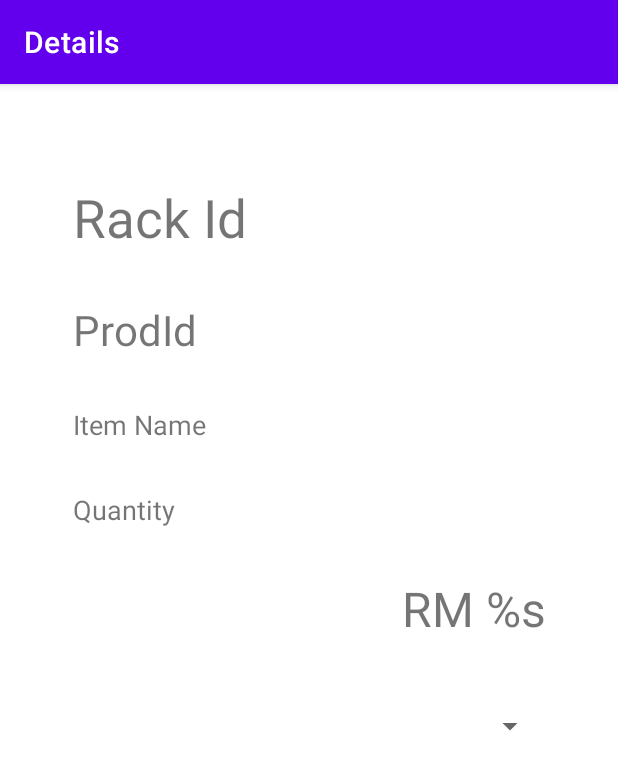
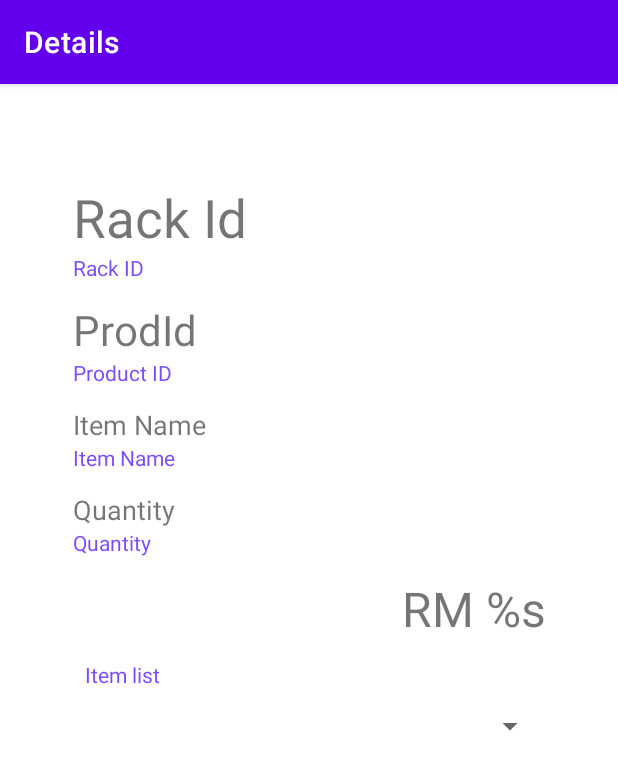
Before and after one commit to MingYeu/Mobile-Assignment, an Android app: the RetriveProdActivity screen opened directly, with no data from a screen before it, on a phone screen of 412 x 824 dp. Shown: the top 770 px of the screen. Run offline under Robolectric (Android 15) with nearby library versions, the phone set to English and light mode, and no system bars; our stand-ins replace Firebase (no records; nobody signed in at launch, a user with empty details on screens opened directly); 2 statements that could not run were skipped.

Commit message:
Jy - search spinner bugs fixed , retrive product activty and search product activity layout improved. Version 7

```diff
--- a/app/src/main/java/com/example/warehouse/RetriveProdActivity.kt
+++ b/app/src/main/java/com/example/warehouse/RetriveProdActivity.kt
@@ -43,7 +43,7 @@ class RetriveProdActivity : AppCompatActivity() {
                     var quantity = c.child("quantity").getValue().toString().toInt()
                     var rack = c.child("rack").getValue().toString()
                     var id = c.child("stockId").getValue().toString()
-                   items.add(categoryItem(itemName,itemPrice,quantity,rack,id))
+                    items.add(categoryItem(itemName,itemPrice,quantity,rack,id))
                     showName.add(id)
                 }
 
@@ -71,7 +71,7 @@ class RetriveProdActivity : AppCompatActivity() {
                 prod_Name.setText(currentItem.itemName)
                 rack_Id.setText(currentItem.rack)
                 prodQty.setText(currentItem.quantity.toString())
-                prod_Price.setText(currentItem.price.toString())
+                prod_Price.setText("RM %.2f".format(currentItem.price))
             }
 
             override fun onNothingSelected(parent: AdapterView<*>?) {
--- a/app/src/main/java/com/example/warehouse/SearchFragment.kt
+++ b/app/src/main/java/com/example/warehouse/SearchFragment.kt
@@ -90,7 +90,7 @@ class SearchFragment : Fragment(), AdapterView.OnItemSelectedListener {
 
                 var getData = object : ValueEventListener {
                     override fun onDataChange(snapshot: DataSnapshot) {
-
+                        category.clear()
                         for (c in snapshot.children) {
 
                             var categoryName = c.key.toString()
@@ -146,7 +146,7 @@ class SearchFragment : Fragment(), AdapterView.OnItemSelectedListener {
 
                 var getData = object : ValueEventListener {
                     override fun onDataChange(snapshot: DataSnapshot) {
-
+                       // srcItems.clear()
                         for (c in snapshot.children) {
 
                             var itemName = c.child("name").getValue().toString()
--- a/app/src/main/java/com/example/warehouse/SearchProdActivity.kt
+++ b/app/src/main/java/com/example/warehouse/SearchProdActivity.kt
@@ -5,6 +5,7 @@ import android.os.Bundle
 import android.widget.TextClock
 import android.widget.TextView
 import org.w3c.dom.Text
+import java.text.DecimalFormat
 
 class SearchProdActivity : AppCompatActivity() {
     override fun onCreate(savedInstanceState: Bundle?) {
@@ -14,7 +15,7 @@ class SearchProdActivity : AppCompatActivity() {
         val itemName = intent.getStringExtra("srcName").toString()
         val itemId = intent.getStringExtra("srcId").toString()
         val itemQuantity = intent.getIntExtra("srcQuantity",1).toString()
-        val itemPrice = intent.getDoubleExtra("srcPrice",1.0).toString()
+        val itemPrice = intent.getDoubleExtra("srcPrice",1.0)
         val rackId = intent.getStringExtra("srcRackId").toString()
 
         val txtProdName:TextView = findViewById(R.id.prodName)
@@ -24,7 +25,7 @@ class SearchProdActivity : AppCompatActivity() {
         val txtQty:TextView = findViewById(R.id.prodQty)
         txtQty.setText(itemQuantity)
         val txtPrice:TextView = findViewById(R.id.itemPrice)
-        txtPrice.setText(itemPrice)
+        txtPrice.setText("RM %.2f".format(itemPrice))
         val txtRack:TextView = findViewById(R.id.rackId)
         txtRack.setText(rackId)
     }
--- a/app/src/main/res/layout/activity_retrive_prod.xml
+++ b/app/src/main/res/layout/activity_retrive_prod.xml
@@ -71,5 +71,51 @@
         app:layout_constraintStart_toStartOf="@+id/prodName"
         app:layout_constraintTop_toBottomOf="@+id/prodName" />
 
+    <TextView
+        android:id="@+id/textView12"
+        android:layout_width="wrap_content"
+        android:layout_height="wrap_content"
+        android:text="@string/lbl_rack_id"
+        android:textColor="@color/deep_purple"
+        app:layout_constraintStart_toStartOf="@+id/rackId"
+        app:layout_constraintTop_toBottomOf="@+id/rackId" />
+
+    <TextView
+        android:id="@+id/textView13"
+        android:layout_width="wrap_content"
+        android:layout_height="wrap_content"
+        android:text="@string/lbl_product_id"
+        android:textColor="@color/deep_purple"
+        app:layout_constraintStart_toStartOf="@+id/prodId"
+        app:layout_constraintTop_toBottomOf="@+id/prodId" />
+
+    <TextView
+        android:id="@+id/textView14"
+        android:layout_width="wrap_content"
+        android:layout_height="wrap_content"
+        android:text="@string/lbl_quantity"
+        android:textColor="@color/deep_purple"
+        app:layout_constraintStart_toStartOf="@+id/prodQty"
+        app:layout_constraintTop_toBottomOf="@+id/prodQty" />
+
+    <TextView
+        android:id="@+id/textView15"
+        android:layout_width="wrap_content"
+        android:layout_height="wrap_content"
+        android:text="@string/lbl_item_name"
+        android:textColor="@color/deep_purple"
+        app:layout_constraintStart_toStartOf="@+id/prodName"
+        app:layout_constraintTop_toBottomOf="@+id/prodName" />
+
+    <TextView
+        android:id="@+id/textView16"
+        android:layout_width="wrap_content"
+        android:layout_height="wrap_content"
+        android:layout_marginStart="8dp"
+        android:text="@string/lbl_item_list"
+        android:textColor="@color/deep_purple"
+        app:layout_constraintBottom_toTopOf="@+id/prodItem"
+        app:layout_constraintStart_toStartOf="@+id/prodItem" />
+
 
 </androidx.constraintlayout.widget.ConstraintLayout>
--- a/app/src/main/res/values/strings.xml
+++ b/app/src/main/res/values/strings.xml
@@ -78,4 +78,9 @@
     <string name="change_date">change_date</string>
     <string name="product_logo">product logo</string>
     <string name="change">Change</string>
+    <string name="lbl_rack_id">Rack ID</string>
+    <string name="lbl_product_id">Product ID</string>
+    <string name="lbl_item_name">Item Name</string>
+    <string name="lbl_quantity">Quantity</string>
+    <string name="lbl_item_list">Item list</string>
 </resources>
```
Also changed, not shown: app/src/main/res/layout/activity_search_prod.xml (+37 -0 lines), 1 other file.
